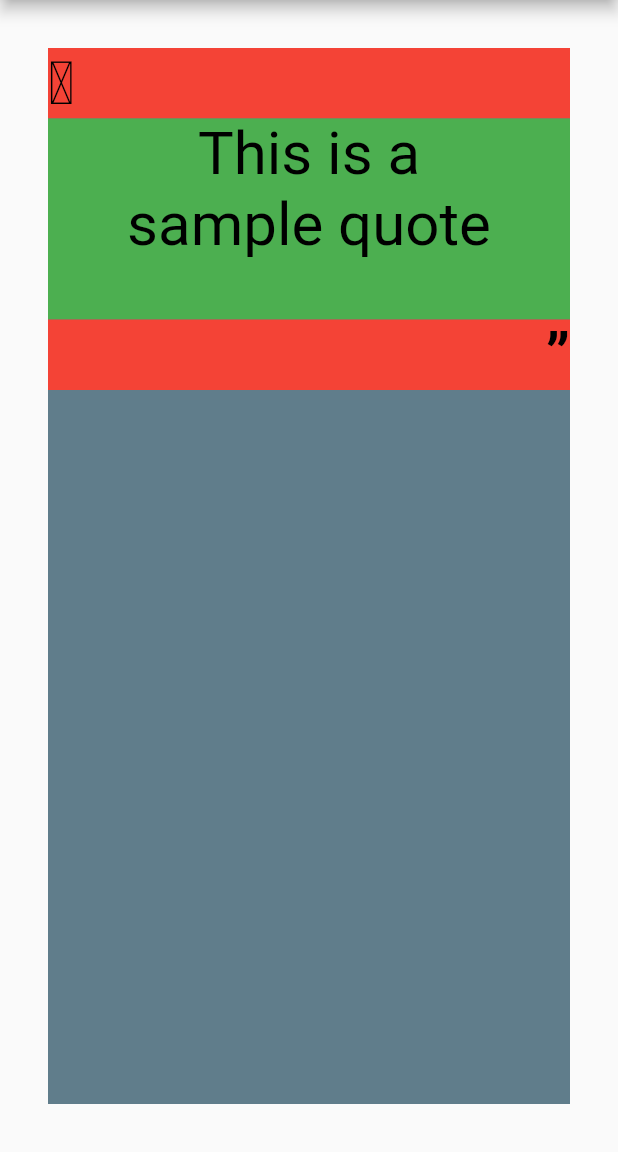
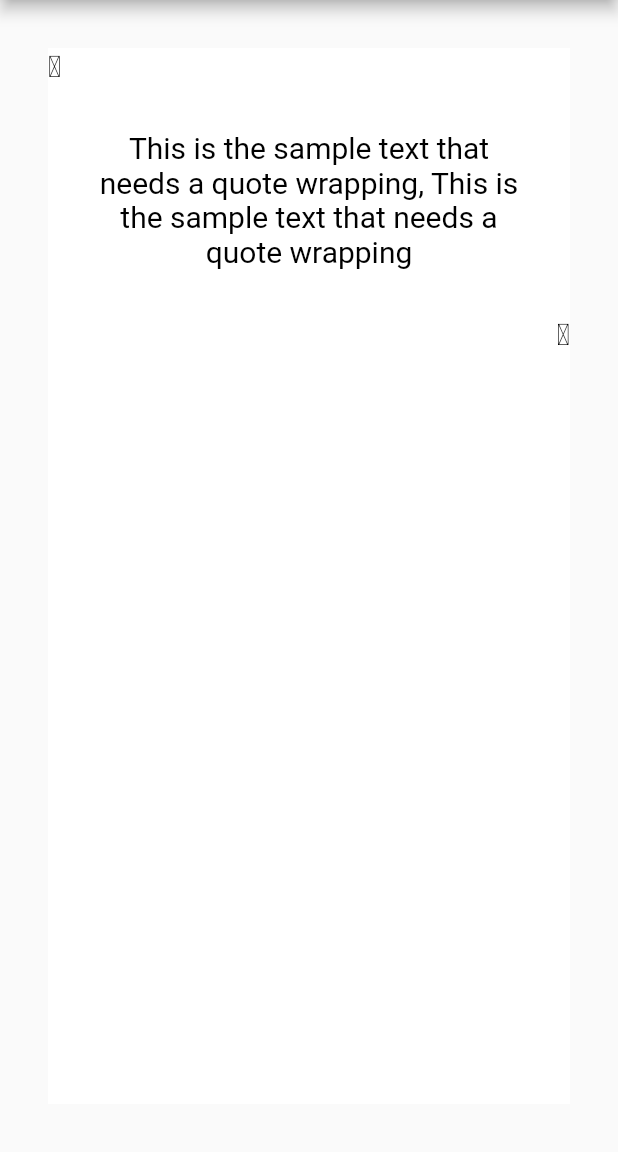
Before and after one commit to anees4ever/dart_quotes, a Flutter app: the screen it shows after launch, on a phone screen of 412 x 824 dp, the part 84-1236 px from its top. Run offline on Flutter 3.47's test engine with Material 2 defaults, Android fonts, the phone set to English and light mode, and no system bars.

Commit message:
alignment changes

```diff
--- a/example/lib/main.dart
+++ b/example/lib/main.dart
@@ -34,9 +34,9 @@ class MyHomePage extends StatelessWidget {
     return Padding(
       padding: const EdgeInsets.all(32.0),
       child: Container(
-          color: Colors.blueGrey,
-          child:  DartQuote(
-            text: 'This is a sample quote',
+          color: Colors.white,
+          child: const DartQuote(
+            text: 'This is the sample text that needs a quote wrapping, This is the sample text that needs a quote wrapping',
           )),
     );
   }
--- a/lib/dart_quote.dart
+++ b/lib/dart_quote.dart
@@ -8,46 +8,34 @@ class DartQuote extends StatelessWidget {
   final TextStyle quoteStyle; //  quote style as preferred.
   final EdgeInsets padding; // padding for the text widget
 
-   DartQuote(
-      {required this.text,
+  const DartQuote({
+    required this.text,
     this.textStyle = const TextStyle(
-          color: Colors.black, fontWeight: FontWeight.normal, fontSize: 40),
+        color: Colors.black, fontWeight: FontWeight.normal, fontSize: 20),
     this.quoteStyle = const TextStyle(
-          color: Colors.black, fontWeight: FontWeight.bold, fontSize: 40),
-      this.padding = const EdgeInsets.fromLTRB(32.0, 0.0, 32.0, 40),});
+        color: Colors.black, fontWeight: FontWeight.bold, fontSize: 20),
+    this.padding = const EdgeInsets.fromLTRB(32.0, 32.0, 32.0, 32.0),
+  });
 
   @override
   Widget build(BuildContext context) {
     return Column(
       mainAxisAlignment: MainAxisAlignment.start,
       children: [
-        Container(
-          color: Colors.red,
-          child: Align(
-            alignment: Alignment.centerLeft,
-            child: Row(
-              children: [Text('\u201F', style: quoteStyle), const Spacer()],
+        Row(
+          mainAxisAlignment: MainAxisAlignment.center,
+          children: [Text('\u275D', style: quoteStyle), const Spacer()],
         ),
-          ),
-        ),
-        Container(
-          color: Colors.green,
-          child: Padding(
-            padding: EdgeInsets.fromLTRB(32.0, 0.0, 32.0, quoteStyle.fontSize!),
+        Padding(
+          padding: padding,
           child: Text(text, textAlign: TextAlign.center, style: textStyle),
         ),
-        ),
-        Container(
-          color: Colors.red,
-          child: Align(
-            alignment: Alignment.centerRight,
-            child: Row(
+        Row(
+          mainAxisAlignment: MainAxisAlignment.center,
           children: [
             const Spacer(),
-                Text('\u201D', style: quoteStyle),
+            Text('\u275E', style: quoteStyle),
           ],
-            ),
-          ),
         ),
       ],
     );
```
Lines whose indentation alone changed are shown as unchanged.
